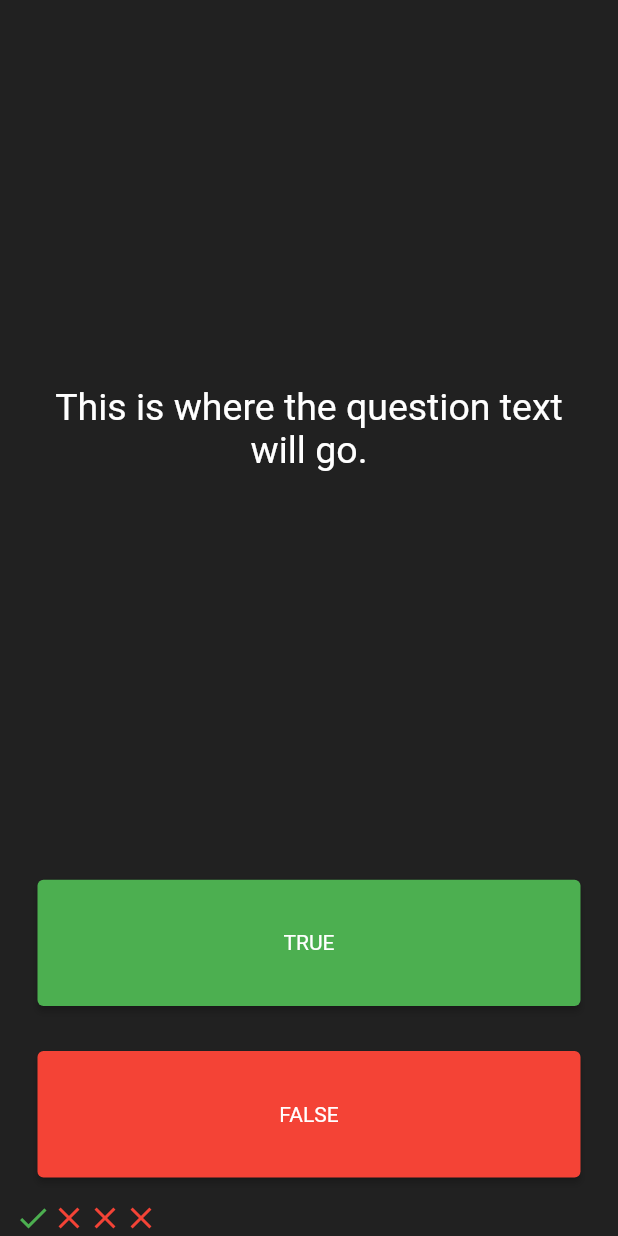
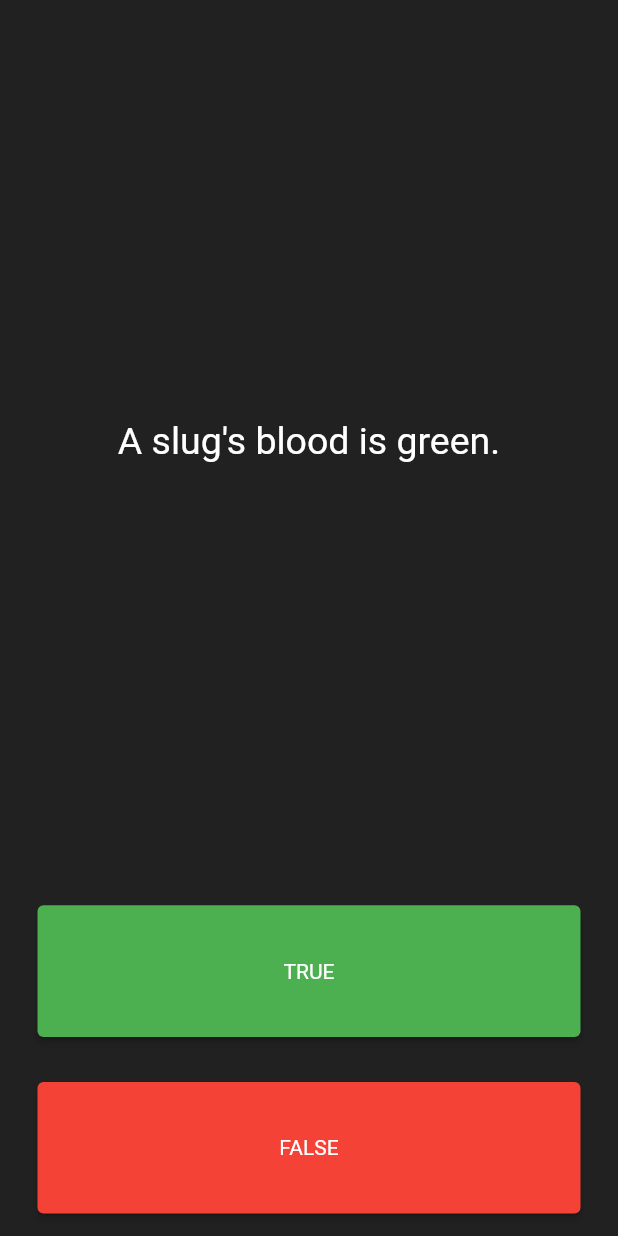
Before and after one commit to edsson-madrigal/flutter_project5_quizzler, a Flutter app: the screen it shows after launch, after a tap on "TRUE", after a tap on "FALSE", on a phone screen of 412 x 824 dp. Run offline on Flutter 3.47's test engine with Material 2 defaults, Android fonts, the phone set to English and light mode, and no system bars.

Commit message:
dynamic questions

```diff
--- a/lib/main.dart
+++ b/lib/main.dart
@@ -31,20 +31,16 @@
 }
 
 class _QuizPageState extends State<QuizPage> {
-  List<Icon> scoreKeeper = [
-    Icon(
-      Icons.check,
-      color: Colors.green,
-    ),
-    Icon(
-      Icons.close,
-      color: Colors.red,
-    ),
-    Icon(
-      Icons.close,
-      color: Colors.red,
-    ),
+  List<Icon> scoreKeeper = [];
+
+  List<String> questions = [
+    'You can lead a cow down stairs but not up stairs.',
+    'Approximately one quarter of human bones are in the feet.',
+    'A slug\'s blood is green.',
   ];
+
+  int questionNumber = 0;
+
   @override
   Widget build(BuildContext context) {
     return Column(
@@ -57,7 +53,7 @@
             padding: EdgeInsets.all(10.0),
             child: Center(
               child: Text(
-                'This is where the question text will go.',
+                questions[questionNumber],
                 textAlign: TextAlign.center,
                 style: TextStyle(
                   fontSize: 25.0,
@@ -79,12 +75,7 @@
               child: Text('TRUE'),
               onPressed: () {
                 setState(() {
-                  scoreKeeper.add(
-                    Icon(
-                      Icons.close,
-                      color: Colors.red,
-                    ),
-                  );
+                  questionNumber += 1;
                 });
                 //The user picked true.
               },
@@ -102,6 +93,9 @@
                   )),
               child: Text('FALSE'),
               onPressed: () {
+                setState(() {
+                  questionNumber += 1;
+                });
                 //The user picked true.
               },
             ),
@@ -110,7 +104,6 @@
         Row(
           children: scoreKeeper,
         )
-        //TODO: Add a Row here as your score keeper
       ],
     );
   }
```
